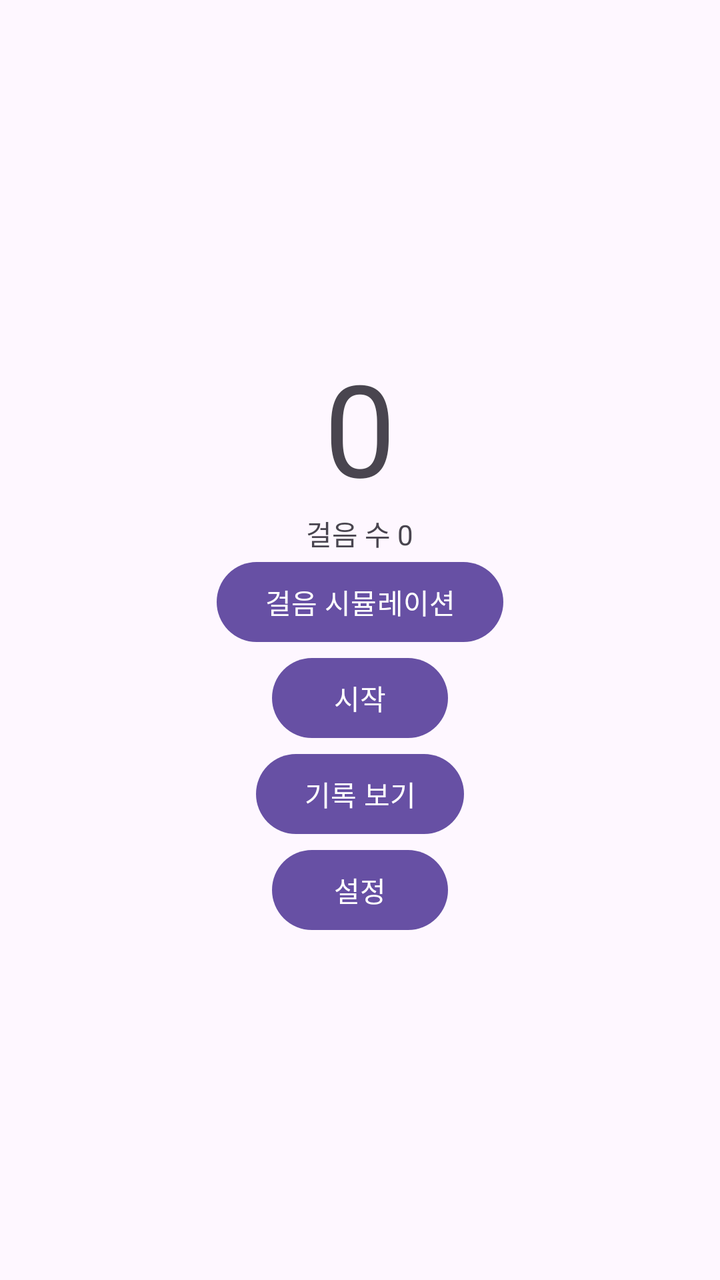
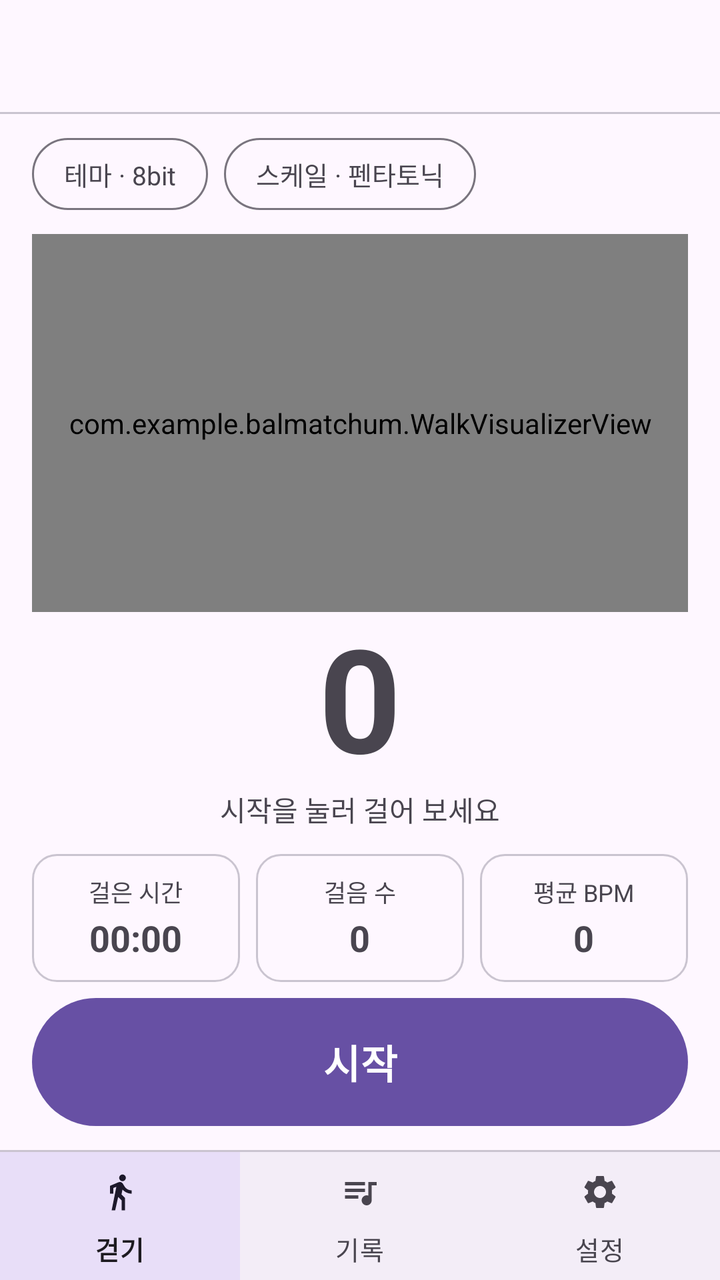

An Android layout rendered at two revisions. The XML below is the earlier revision; the diff shows what the commit changed to produce the second picture.
<!-- AndroidManifest.xml: application theme Theme.Balmatchum -->
<!-- res/layout/activity_main.xml -->
<LinearLayout xmlns:android="http://schemas.android.com/apk/res/android"
    android:layout_width="match_parent" android:layout_height="match_parent"
    android:orientation="vertical" android:gravity="center" android:padding="24dp">
    <TextView android:id="@+id/tvBpm" android:text="0" android:textSize="64sp"
        android:layout_width="wrap_content" android:layout_height="wrap_content"/>
    <TextView android:id="@+id/tvSteps" android:text="걸음 수 0"
        android:layout_width="wrap_content" android:layout_height="wrap_content"/>
    <Button android:id="@+id/btnSim" android:text="걸음 시뮬레이션"
        android:layout_width="wrap_content" android:layout_height="wrap_content"/>
    <Button android:id="@+id/btnStart" android:text="시작"
        android:layout_width="wrap_content" android:layout_height="wrap_content"/>
    
    <Button android:id="@+id/btnList" android:text="기록 보기"
        android:layout_width="wrap_content" android:layout_height="wrap_content"/>
    
    <Button android:id="@+id/btnSettings" android:text="설정"
        android:layout_width="wrap_content" android:layout_height="wrap_content"/>
</LinearLayout>
<!-- resources referenced by this layout -->
<resources>
  <style name="Theme.Balmatchum" parent="Base.Theme.Balmatchum" />
  <style name="Base.Theme.Balmatchum" parent="Theme.Material3.DayNight.NoActionBar">
          
          
      </style>
</resources>

<!-- the commit's change to res/layout/activity_main.xml (unified diff, before → after) -->
@@ -1,18 +1,260 @@
+<?xml version="1.0" encoding="utf-8"?>
+<FrameLayout xmlns:android="http://schemas.android.com/apk/res/android"
+    xmlns:app="http://schemas.android.com/apk/res-auto"
+    android:layout_width="match_parent"
+    android:layout_height="match_parent"
+    android:fitsSystemWindows="true">
+
+<LinearLayout
+    android:layout_width="match_parent"
+    android:layout_height="match_parent"
+    android:orientation="vertical">
+
+    
+    <include layout="@layout/include_toolbar" />
+
+    
+    <LinearLayout
+        android:layout_width="match_parent"
+        android:layout_height="0dp"
+        android:layout_weight="1"
+        android:orientation="vertical"
+        android:paddingStart="16dp"
+        android:paddingTop="12dp"
+        android:paddingEnd="16dp"
+        android:paddingBottom="12dp">
+
+        
+        <LinearLayout
+            android:layout_width="match_parent"
+            android:layout_height="wrap_content"
+            android:orientation="horizontal">
+
+            <TextView
+                android:id="@+id/tvChipTheme"
+                android:layout_width="wrap_content"
+                android:layout_height="36dp"
+                android:background="@drawable/bg_chip"
+                android:gravity="center"
+                android:paddingStart="16dp"
+                android:paddingEnd="16dp"
+                android:text="테마 · 8bit"
+                android:textSize="13sp" />
+
+            <TextView
+                android:id="@+id/tvChipScale"
+                android:layout_width="wrap_content"
+                android:layout_height="36dp"
+                android:layout_marginStart="8dp"
+                android:background="@drawable/bg_chip"
+                android:gravity="center"
+                android:paddingStart="16dp"
+                android:paddingEnd="16dp"
+                android:text="스케일 · 펜타토닉"
+                android:textSize="13sp" />
+        </LinearLayout>
+
+        
+        <com.example.balmatchum.WalkVisualizerView
+            android:id="@+id/visualizer"
+            android:layout_width="match_parent"
+            android:layout_height="0dp"
+            android:layout_marginTop="12dp"
+            android:layout_weight="1"
+            android:background="@drawable/bg_panel" />
+
+        
+        <TextView
+            android:id="@+id/tvBpm"
+            android:layout_width="match_parent"
+            android:layout_height="wrap_content"
+            android:layout_marginTop="4dp"
+            android:gravity="center"
+            android:includeFontPadding="false"
+            android:text="0"
+            android:textSize="72sp"
+            android:textStyle="bold" />
+
+        
+        <TextView
+            android:id="@+id/tvBpmInfo"
+            android:layout_width="match_parent"
+            android:layout_height="wrap_content"
+            android:gravity="center"
+            android:text="시작을 눌러 걸어 보세요"
+            android:textColor="?attr/colorOnSurfaceVariant"
+            android:textSize="14sp" />
+
+        
+        <include
+            layout="@layout/include_stat_tiles"
+            android:layout_width="match_parent"
+            android:layout_height="wrap_content"
+            android:layout_marginTop="12dp" />
+
+        
+        <Button
+            android:id="@+id/btnSim"
+            style="@style/Widget.Material3.Button.TextButton"
+            android:layout_width="wrap_content"
+            android:layout_height="wrap_content"
+            android:layout_gravity="center_horizontal"
+            android:layout_marginTop="4dp"
+            android:text="걸음 시뮬레이션"
+            android:visibility="gone" />
+
+        
+        <com.google.android.material.button.MaterialButton
+            android:id="@+id/btnStart"
+            android:layout_width="match_parent"
+            android:layout_height="64dp"
+            android:layout_marginTop="8dp"
+            android:insetTop="0dp"
+            android:insetBottom="0dp"
+            android:text="시작"
+            android:textSize="20sp"
+            android:textStyle="bold"
+            app:cornerRadius="32dp" />
+    </LinearLayout>
+
+    
+    <include layout="@layout/include_bottom_nav" />
+</LinearLayout>
+</FrameLayout>
+<!-- res/layout/include_toolbar.xml (included above) -->
+<?xml version="1.0" encoding="utf-8"?>
+<merge xmlns:android="http://schemas.android.com/apk/res/android"
+    xmlns:app="http://schemas.android.com/apk/res-auto">
+
+    
+    <com.google.android.material.appbar.MaterialToolbar
+        android:id="@+id/toolbar"
+        android:layout_width="match_parent"
+        android:layout_height="56dp"
+        app:titleTextAppearance="@style/TextAppearance.Balmatchum.ToolbarTitle" />
+
+    
+    <View
+        android:layout_width="match_parent"
+        android:layout_height="1dp"
+        android:background="?attr/colorOutlineVariant" />
+</merge>
+<!-- res/layout/include_stat_tiles.xml (included above) -->
+<?xml version="1.0" encoding="utf-8"?>
 <LinearLayout xmlns:android="http://schemas.android.com/apk/res/android"
-    android:layout_width="match_parent" android:layout_height="match_parent"
-    android:orientation="vertical" android:gravity="center" android:padding="24dp">
-    <TextView android:id="@+id/tvBpm" android:text="0" android:textSize="64sp"
-        android:layout_width="wrap_content" android:layout_height="wrap_content"/>
-    <TextView android:id="@+id/tvSteps" android:text="걸음 수 0"
-        android:layout_width="wrap_content" android:layout_height="wrap_content"/>
-    <Button android:id="@+id/btnSim" android:text="걸음 시뮬레이션"
-        android:layout_width="wrap_content" android:layout_height="wrap_content"/>
-    <Button android:id="@+id/btnStart" android:text="시작"
-        android:layout_width="wrap_content" android:layout_height="wrap_content"/>
-    
-    <Button android:id="@+id/btnList" android:text="기록 보기"
-        android:layout_width="wrap_content" android:layout_height="wrap_content"/>
-    
-    <Button android:id="@+id/btnSettings" android:text="설정"
-        android:layout_width="wrap_content" android:layout_height="wrap_content"/>
+    android:layout_width="match_parent"
+    android:layout_height="wrap_content"
+    android:orientation="horizontal">
+
+    
+    <LinearLayout
+        android:layout_width="0dp"
+        android:layout_height="wrap_content"
+        android:layout_weight="1"
+        android:background="@drawable/bg_tile"
+        android:gravity="center"
+        android:orientation="vertical"
+        android:paddingTop="10dp"
+        android:paddingBottom="10dp">
+
+        <TextView
+            android:layout_width="wrap_content"
+            android:layout_height="wrap_content"
+            android:text="걸은 시간"
+            android:textColor="?attr/colorOnSurfaceVariant"
+            android:textSize="12sp" />
+
+        <TextView
+            android:id="@+id/tvStatTime"
+            android:layout_width="wrap_content"
+            android:layout_height="wrap_content"
+            android:layout_marginTop="2dp"
+            android:text="00:00"
+            android:textSize="18sp"
+            android:textStyle="bold" />
+    </LinearLayout>
+
+    
+    <LinearLayout
+        android:layout_width="0dp"
+        android:layout_height="wrap_content"
+        android:layout_marginStart="8dp"
+        android:layout_marginEnd="8dp"
+        android:layout_weight="1"
+        android:background="@drawable/bg_tile"
+        android:gravity="center"
+        android:orientation="vertical"
+        android:paddingTop="10dp"
+        android:paddingBottom="10dp">
+
+        <TextView
+            android:layout_width="wrap_content"
+            android:layout_height="wrap_content"
+            android:text="걸음 수"
+            android:textColor="?attr/colorOnSurfaceVariant"
+            android:textSize="12sp" />
+
+        <TextView
+            android:id="@+id/tvStatSteps"
+            android:layout_width="wrap_content"
+            android:layout_height="wrap_content"
+            android:layout_marginTop="2dp"
+            android:text="0"
+            android:textSize="18sp"
+            android:textStyle="bold" />
+    </LinearLayout>
+
+    
+    <LinearLayout
+        android:layout_width="0dp"
+        android:layout_height="wrap_content"
+        android:layout_weight="1"
+        android:background="@drawable/bg_tile"
+        android:gravity="center"
+        android:orientation="vertical"
+        android:paddingTop="10dp"
+        android:paddingBottom="10dp">
+
+        <TextView
+            android:layout_width="wrap_content"
+            android:layout_height="wrap_content"
+            android:text="평균 BPM"
+            android:textColor="?attr/colorOnSurfaceVariant"
+            android:textSize="12sp" />
+
+        <TextView
+            android:id="@+id/tvStatAvg"
+            android:layout_width="wrap_content"
+            android:layout_height="wrap_content"
+            android:layout_marginTop="2dp"
+            android:text="0"
+            android:textSize="18sp"
+            android:textStyle="bold" />
+    </LinearLayout>
 </LinearLayout>
+<!-- res/layout/include_bottom_nav.xml (included above) -->
+<?xml version="1.0" encoding="utf-8"?>
+<merge xmlns:android="http://schemas.android.com/apk/res/android"
+    xmlns:app="http://schemas.android.com/apk/res-auto">
+
+    
+    <View
+        android:layout_width="match_parent"
+        android:layout_height="1dp"
+        android:background="?attr/colorOutlineVariant" />
+
+    
+    <com.google.android.material.bottomnavigation.BottomNavigationView
+        android:id="@+id/bottomNav"
+        android:layout_width="match_parent"
+        android:layout_height="64dp"
+        android:minHeight="64dp"
+        app:itemBackground="@drawable/bg_nav_item"
+        app:itemIconSize="20dp"
+        app:itemPaddingBottom="10dp"
+        app:itemPaddingTop="10dp"
+        app:itemTextAppearanceActive="@style/TextAppearance.Balmatchum.NavActive"
+        app:itemTextAppearanceInactive="@style/TextAppearance.Balmatchum.NavInactive"
+        app:labelVisibilityMode="labeled"
+        app:menu="@menu/bottom_nav" />
+</merge>
<!-- resource entries referenced after the edit -->
@@ -1,5 +1,54 @@
 <!-- resources referenced by this layout -->
 <resources>
+  <!-- drawable bg_chip (drawable) -->
+  <?xml version="1.0" encoding="utf-8"?>
+  <shape xmlns:android="http://schemas.android.com/apk/res/android"
+      android:shape="rectangle">
+      <corners android:radius="18dp" />
+      <stroke
+          android:width="1dp"
+          android:color="?attr/colorOutline" />
+  </shape>
+  <!-- drawable bg_nav_item (drawable) -->
+  <?xml version="1.0" encoding="utf-8"?>
+  <selector xmlns:android="http://schemas.android.com/apk/res/android">
+      <item android:state_checked="true">
+          <shape android:shape="rectangle">
+              
+              <solid android:color="?attr/colorSecondaryContainer" />
+          </shape>
+      </item>
+      <item android:drawable="@android:color/transparent" />
+  </selector>
+  <!-- drawable bg_panel (drawable) -->
+  <?xml version="1.0" encoding="utf-8"?>
+  <shape xmlns:android="http://schemas.android.com/apk/res/android"
+      android:shape="rectangle">
+      <corners android:radius="16dp" />
+      
+      <solid android:color="?attr/colorSurfaceContainer" />
+  </shape>
+  <!-- drawable bg_tile (drawable) -->
+  <?xml version="1.0" encoding="utf-8"?>
+  <shape xmlns:android="http://schemas.android.com/apk/res/android"
+      android:shape="rectangle">
+      <corners android:radius="12dp" />
+      <stroke
+          android:width="1dp"
+          android:color="?attr/colorOutlineVariant" />
+  </shape>
+  <style name="TextAppearance.Balmatchum.NavActive" parent="TextAppearance.Material3.LabelMedium">
+          <item name="android:textSize">13sp</item>
+          <item name="android:textStyle">bold</item>
+      </style>
+  <style name="TextAppearance.Balmatchum.NavInactive" parent="TextAppearance.Material3.LabelMedium">
+          <item name="android:textSize">13sp</item>
+          <item name="android:textStyle">normal</item>
+      </style>
+  <style name="TextAppearance.Balmatchum.ToolbarTitle" parent="TextAppearance.Material3.TitleLarge">
+          <item name="android:textSize">20sp</item>
+          <item name="android:textStyle">bold</item>
+      </style>
   <style name="Theme.Balmatchum" parent="Base.Theme.Balmatchum" />
   <style name="Base.Theme.Balmatchum" parent="Theme.Material3.DayNight.NoActionBar">
           
